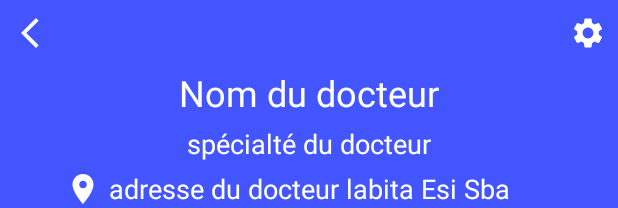
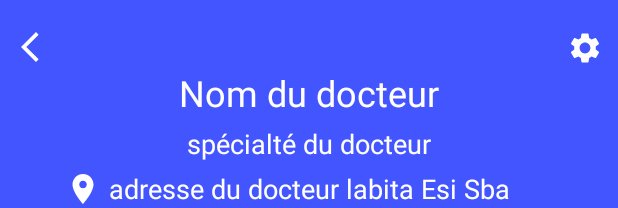
Before and after one commit to moncefadj/MedcareTeam, an Android app: the layout activity_doctor_profile.xml on its own in the app's theme, with its tools: preview values and no code run, on a phone screen of 412 x 824 dp. Shown: the top 208 px of the screen. Run offline under Robolectric (Android 15) with nearby library versions, the phone set to English and light mode, and no system bars; Roboto replaces fonts that are not available here.

Commit message:
réglé w sayi

```diff
--- a/app/src/main/java/com/moncefadj/medcare/Common/LoginActivity.java
+++ b/app/src/main/java/com/moncefadj/medcare/Common/LoginActivity.java
@@ -165,7 +165,7 @@ public class LoginActivity extends AppCompatActivity {
                             Boolean isPatient = false;
                             for (DataSnapshot user : snapshot.getChildren()) {
                                 String email = user.child("email").getValue(String.class);
-                                if (email == emailTxt) {  // the user exist in Patient
+                                if (email.equals(emailTxt)) {  // the user exist in Patient
                                     isPatient = true;
                                     Intent intent = new Intent(LoginActivity.this, PatientHome.class);
                                     startActivity(intent);
--- a/app/src/main/java/com/moncefadj/medcare/Common/SplashScreen.java
+++ b/app/src/main/java/com/moncefadj/medcare/Common/SplashScreen.java
@@ -80,8 +80,8 @@ public class SplashScreen extends AppCompatActivity {
                                 Boolean isPatient = false;
                                 if (snapshot.exists()) {
                                     for (DataSnapshot patient : snapshot.getChildren()) {
-                                        String patientUid = patient.getValue().toString();
-                                        if (patientUid == currentUid) { // current user is a Patient
+                                        String patientUid = patient.child("id").getValue().toString();
+                                        if (patientUid.equals(currentUid)) { // current user is a Patient
                                             isPatient = true;
                                             Intent intent = new Intent(SplashScreen.this, PatientHome.class);
                                             startActivity(intent);
--- a/app/src/main/java/com/moncefadj/medcare/Patient/PatientHome.java
+++ b/app/src/main/java/com/moncefadj/medcare/Patient/PatientHome.java
@@ -41,7 +41,6 @@ public class PatientHome extends AppCompatActivity {
     @Override
     protected void onCreate(Bundle savedInstanceState) {
         super.onCreate(savedInstanceState);
-        getSupportActionBar().hide();
         setContentView(R.layout.activity_patient_home);
         //vertical view
         Resources res=getResources();
--- a/app/src/main/java/com/moncefadj/medcare/Patient/PatientSignUp.java
+++ b/app/src/main/java/com/moncefadj/medcare/Patient/PatientSignUp.java
@@ -149,7 +149,7 @@ public class PatientSignUp extends AppCompatActivity {
         patientRef.updateChildren(map).addOnSuccessListener(new OnSuccessListener<Void>() {
             @Override
             public void onSuccess(Void aVoid) {
-                Intent intent = new Intent(PatientSignUp.this, DoctorProfile.class);
+                Intent intent = new Intent(PatientSignUp.this, PatientHome.class);
                 startActivity(intent);
                 finish();
             }
--- a/app/src/main/res/layout/activity_doctor_profile.xml
+++ b/app/src/main/res/layout/activity_doctor_profile.xml
@@ -18,16 +18,17 @@
             app:layout_constraintStart_toStartOf="parent"
             app:layout_constraintEnd_toEndOf="parent"/>
 
-        <ImageView
+        <ImageButton
             android:id="@+id/profile_doc_back_btn"
-            android:layout_width="wrap_content"
-            android:layout_height="wrap_content"
+            android:background="@null"
+            android:layout_width="19dp"
+            android:layout_height="22dp"
+            android:layout_marginLeft="10dp"
+            android:layout_marginTop="20dp"
             android:src="@drawable/ic_arrow_back"
-            app:tint="@color/white"
+            app:layout_constraintLeft_toLeftOf="parent"
             app:layout_constraintTop_toTopOf="parent"
-            app:layout_constraintLeft_toLeftOf="parent"
-            android:layout_marginTop="10dp"
-            android:layout_marginLeft="8dp"/>
+            app:tint="@color/white" />
 
         <ImageView
             android:id="@+id/profile_doc_settings_btn"
@@ -37,8 +38,8 @@
             app:tint="@color/white"
             app:layout_constraintTop_toTopOf="parent"
             app:layout_constraintRight_toRightOf="parent"
-            android:layout_marginTop="10dp"
-            android:layout_marginRight="8dp"/>
+            android:layout_marginTop="20dp"
+            android:layout_marginRight="10dp"/>
 
         <TextView
             android:id="@+id/profile_doctor_name"
```
Also changed, not shown: app/src/main/java/com/moncefadj/medcare/Doctor/DoctorProfile.java (+13 -0 lines).
